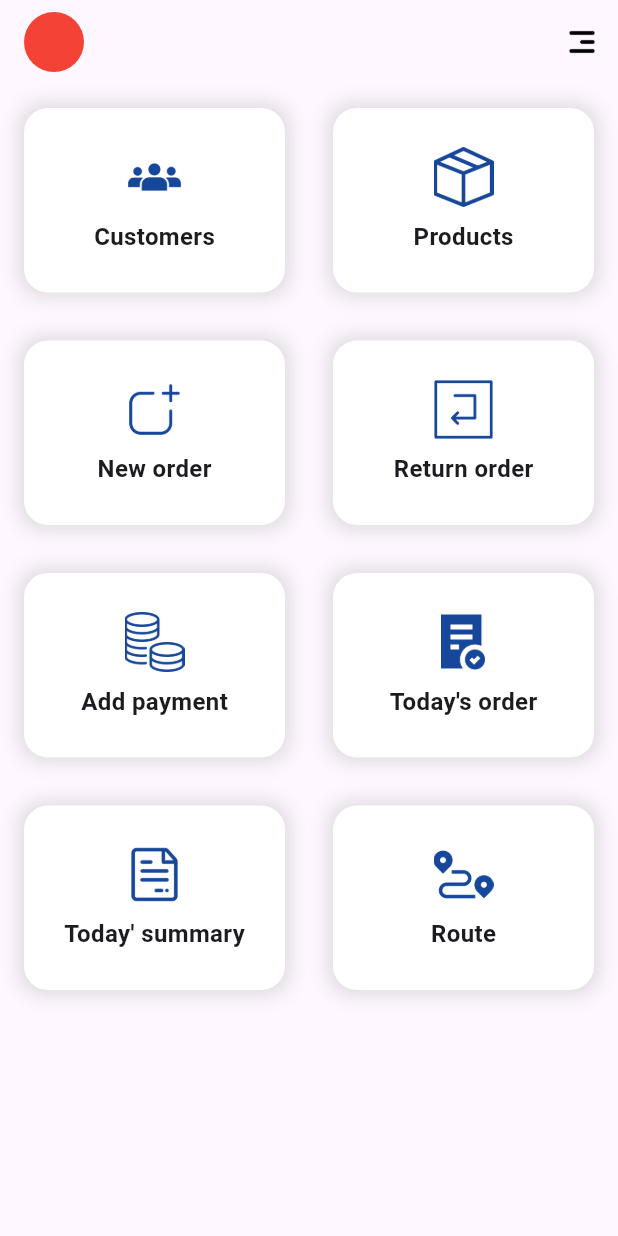
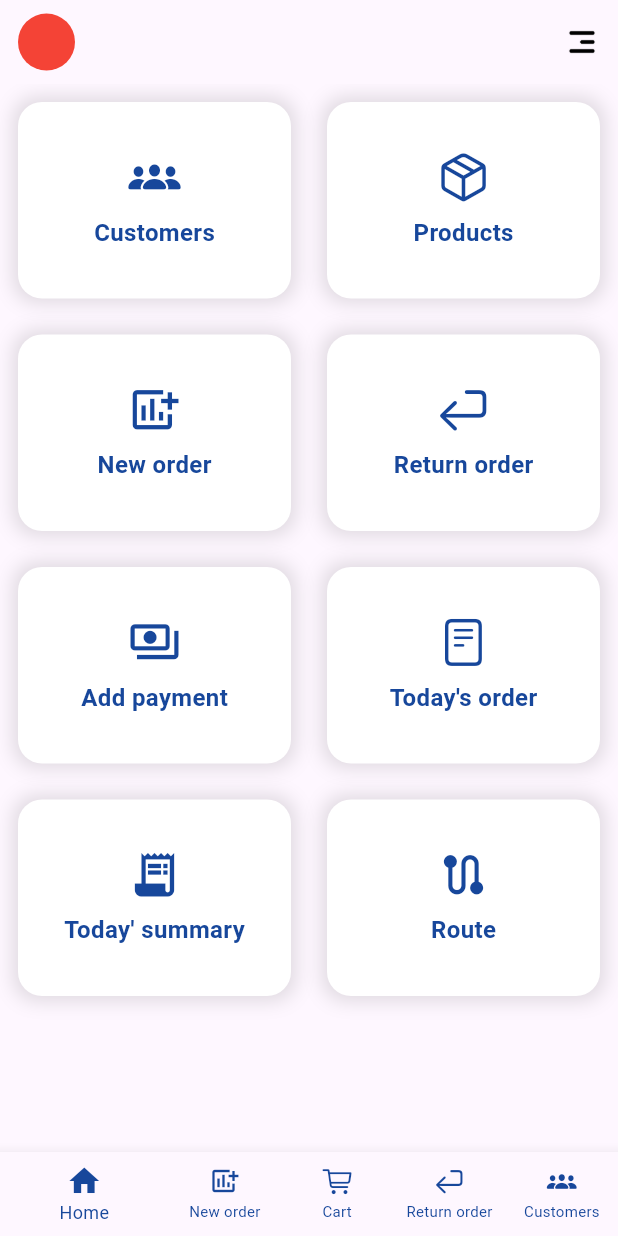
Before and after one commit to shamjadk/Hypermarket_shopping_app, a Flutter app: the screen it shows after launch, on a phone screen of 412 x 824 dp. Run offline on Flutter 3.47's test engine with Material 3 defaults, Android fonts, the light colour scheme and no system bars; our stand-ins replace flutter_hooks.

Commit message:
Homepage ui modified

```diff
--- a/lib/view/pages/home_page.dart
+++ b/lib/view/pages/home_page.dart
@@ -1,4 +1,6 @@
+import 'package:flutter/cupertino.dart';
 import 'package:flutter/material.dart';
+import 'package:hypermarket_ecommerce/core/theme/theme.dart';
 import 'package:hypermarket_ecommerce/view/widgets/sections_grid_widget.dart';
 
 class HomePage extends StatelessWidget {
@@ -10,8 +12,9 @@ class HomePage extends StatelessWidget {
       appBar: AppBar(
         elevation: 0,
         scrolledUnderElevation: 0,
+        leadingWidth: 50,
         leading: const Padding(
-            padding: EdgeInsets.only(left: 16),
+          padding: EdgeInsets.only(left: 12),
           child: CircleAvatar(
             backgroundColor: Colors.red,
           ),
@@ -28,6 +31,50 @@ class HomePage extends StatelessWidget {
               ))
         ],
       ),
-        body: SectionsGridWidget());
+      body: const SectionsGridWidget(),
+      bottomNavigationBar: BottomNavigationBar(
+        showUnselectedLabels: true,
+        unselectedItemColor: AppTheme.appThemeColor,
+        selectedItemColor: AppTheme.appThemeColor,
+        selectedFontSize: 12,
+        unselectedFontSize: 10,
+        items: const [
+          BottomNavigationBarItem(
+              icon: Icon(
+                Icons.home,
+                color: AppTheme.appThemeColor,
+              ),
+              label: 'Home'),
+          BottomNavigationBarItem(
+              icon: Icon(
+                Icons.add_chart,
+                size: 20,
+                color: AppTheme.appThemeColor,
+              ),
+              label: 'New order'),
+          BottomNavigationBarItem(
+              icon: Icon(
+                CupertinoIcons.cart,
+                size: 20,
+                color: AppTheme.appThemeColor,
+              ),
+              label: 'Cart'),
+          BottomNavigationBarItem(
+              icon: Icon(
+                CupertinoIcons.return_icon,
+                size: 20,
+                color: AppTheme.appThemeColor,
+              ),
+              label: 'Return order'),
+          BottomNavigationBarItem(
+              icon: Icon(
+                CupertinoIcons.group_solid,
+                size: 20,
+                color: AppTheme.appThemeColor,
+              ),
+              label: 'Customers'),
+        ],
+      ),
+    );
   }
 }
--- a/lib/view/widgets/sections_grid_widget.dart
+++ b/lib/view/widgets/sections_grid_widget.dart
@@ -1,20 +1,24 @@
+import 'package:flutter/cupertino.dart';
 import 'package:flutter/material.dart';
+import 'package:flutter_hooks/flutter_hooks.dart';
 import 'package:hypermarket_ecommerce/core/theme/theme.dart';
 
-class SectionsGridWidget extends StatelessWidget {
+class SectionsGridWidget extends HookWidget {
   const SectionsGridWidget({super.key});
 
   @override
   Widget build(BuildContext context) {
+    final selectedBottomNavBarIndex = useState<int>(-1);
+
     final iconList = [
-      'assets/icons/ic_customers.png',
-      'assets/icons/ic_product.png',
-      'assets/icons/ic_new_order.png',
-      'assets/icons/ic_return_order.png',
-      'assets/icons/ic_add_payment.png',
-      'assets/icons/ic_todays_order.png',
-      'assets/icons/ic_todays_summary.png',
-      'assets/icons/ic_route.png',
+      CupertinoIcons.group_solid,
+      CupertinoIcons.cube_box,
+      Icons.add_chart,
+      CupertinoIcons.return_icon,
+      Icons.payments_outlined,
+      CupertinoIcons.doc_plaintext,
+      Icons.receipt_long,
+      Icons.route
     ];
     final nameList = [
       'Customers',
@@ -32,30 +36,48 @@ class SectionsGridWidget extends StatelessWidget {
         crossAxisCount: 2,
         mainAxisExtent: 155,
       ),
-      itemBuilder: (context, index) => Container(
-        margin: const EdgeInsets.all(16),
+      itemBuilder: (context, index) => InkWell(
+        onTap: () {
+          selectedBottomNavBarIndex.value = index;
+        },
+        child: Padding(
+          padding: const EdgeInsets.all(12),
+          child: Container(
             decoration: BoxDecoration(
-            color: Colors.white,
+                color: selectedBottomNavBarIndex.value == index
+                    ? AppTheme.appThemeColor
+                    : Colors.white,
                 borderRadius: BorderRadius.circular(16),
                 boxShadow: const [
-              BoxShadow(color: Colors.black12, blurRadius: 10, spreadRadius: 3)
+                  BoxShadow(
+                      color: Colors.black12, blurRadius: 10, spreadRadius: 3)
                 ]),
             child: Column(
               mainAxisAlignment: MainAxisAlignment.center,
               children: [
-            Image.asset(
+                Icon(
                   iconList[index],
-              height: 40,
-              color: AppTheme.appThemeColor,
+                  size: 35,
+                  color: selectedBottomNavBarIndex.value == index
+                      ? Colors.white
+                      : AppTheme.appThemeColor,
                 ),
                 const SizedBox(
                   height: 8,
                 ),
                 Text(
                   nameList[index],
-              style: const TextStyle(fontSize: 16, fontWeight: FontWeight.bold),
+                  style: TextStyle(
+                    fontSize: 16,
+                    fontWeight: FontWeight.bold,
+                    color: selectedBottomNavBarIndex.value == index
+                        ? Colors.white
+                        : AppTheme.appThemeColor,
+                  ),
                 )
               ],
+            ),
+          ),
         ),
       ),
     );
--- a/pubspec.yaml
+++ b/pubspec.yaml
@@ -35,6 +35,9 @@ dependencies:
   # The following adds the Cupertino Icons font to your application.
   # Use with the CupertinoIcons class for iOS style icons.
   cupertino_icons: ^1.0.6
+  flutter_bloc: ^8.1.5
+  flutter_hooks: ^0.20.5
+
 
 dev_dependencies:
   flutter_test:
@@ -46,6 +49,7 @@ dev_dependencies:
   # package. See that file for information about deactivating specific lint
   # rules and activating additional ones.
   flutter_lints: ^3.0.0
+
 
 # For information on the generic Dart part of this file, see the
 # following page: https://dart.dev/tools/pub/pubspec
```
Also changed, not shown: lib/view/widgets/app_bar_widget.dart (added, +34 -0 lines), lib/view/widgets/section_widget.dart (deleted, +0 -36 lines), pubspec.lock. Lines whose indentation alone changed are shown as unchanged.
